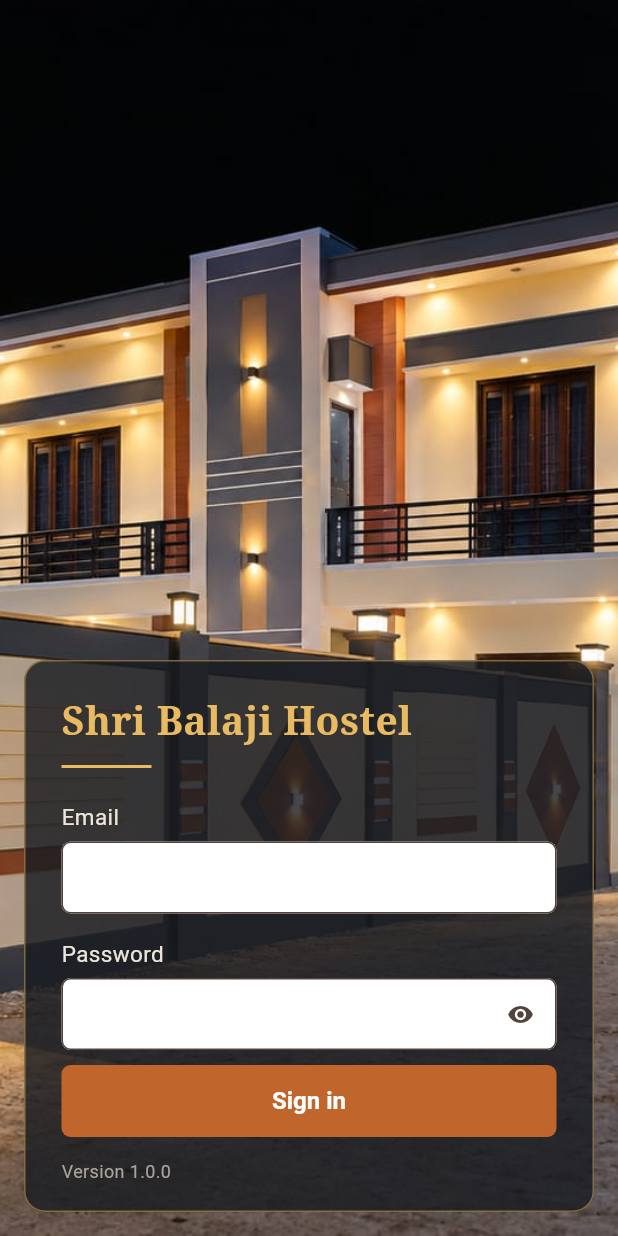
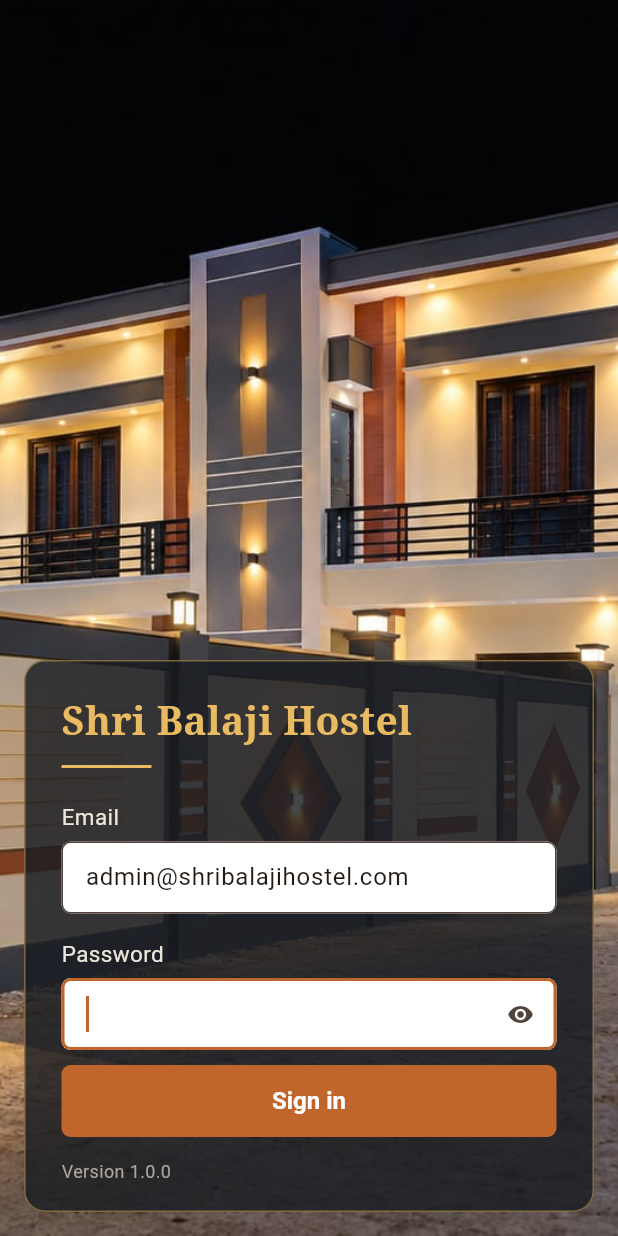
Before and after one commit to offbeatsoftware/HostelMobileApp, a Flutter app: the screen it shows after launch, on a phone screen of 412 x 824 dp. Run offline on Flutter 3.47's test engine with Material 3 defaults, Android fonts, the phone set to English and light mode, and no system bars; our stand-ins replace firebase_auth, firebase_core; accounts and stored records are empty; generated files the repository leaves out were written again.

Commit message:
Login: prefill admin@shribalajihostel.com and start in the password box
Co-Authored-By: Claude Opus 5.5 <noreply@anthropic.com>
Claude-Session: https://claude.ai/code/session_018FhnE8L3m5wKWhMeKdu4z2

```diff
--- a/lib/screens/login_screen.dart
+++ b/lib/screens/login_screen.dart
@@ -15,7 +15,9 @@ class LoginScreen extends StatefulWidget {
 }
 
 class _LoginScreenState extends State<LoginScreen> {
-  final _emailController = TextEditingController();
+  final _emailController = TextEditingController(
+    text: AuthService.defaultEmail,
+  );
   final _passwordController = TextEditingController();
   final _passwordFocus = FocusNode();
   String _message = '';
@@ -155,6 +157,8 @@ class _LoginScreenState extends State<LoginScreen> {
             key: const Key('password'),
             controller: _passwordController,
             focusNode: _passwordFocus,
+            // The email is filled in, so the cursor starts in the password box.
+            autofocus: true,
             enabled: !_busy,
             obscureText: _obscure,
             autofillHints: const [AutofillHints.password],
--- a/lib/services/auth_service.dart
+++ b/lib/services/auth_service.dart
@@ -5,6 +5,9 @@ import 'package:flutter/foundation.dart';
 /// Admin accounts are created in the Firebase Console
 /// (Authentication > Users), not in the app.
 class AuthService {
+  /// The admin email filled in on the login screen.
+  static const defaultEmail = 'admin@shribalajihostel.com';
+
   static FirebaseAuth? _testAuth;
 
   static FirebaseAuth get _auth => _testAuth ?? FirebaseAuth.instance;
```
Also changed, not shown: 1 other file.
